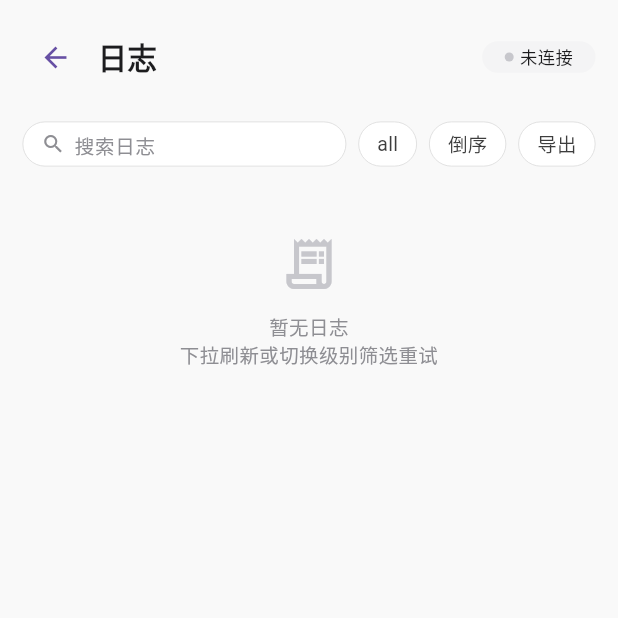
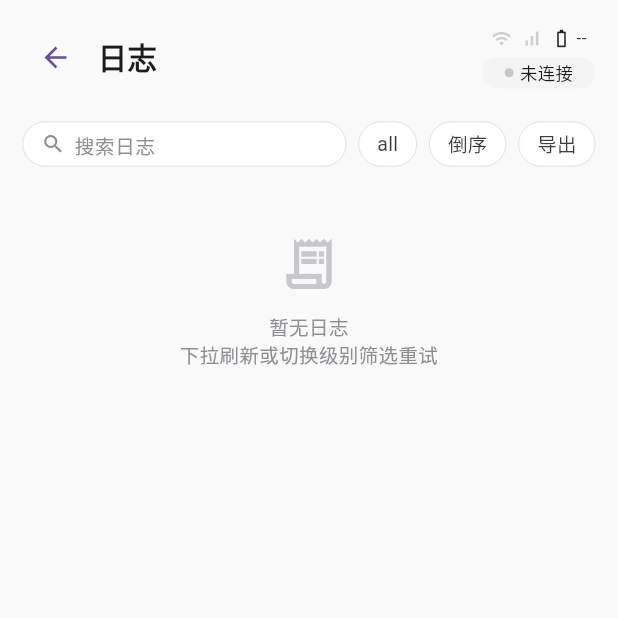
Before and after one commit to al96169/wo-bot-app, a Flutter app: the LogsPage screen opened directly, on a phone screen of 412 x 824 dp, the top half of it. Run offline on Flutter 3.47's test engine with Material 3 defaults, Android fonts, the phone set to English and light mode, and no system bars; our stand-ins replace app_links, flutter_riverpod, multicast_dns, shared_preferences; missing offline and left inert: flutter_webrtc; accounts and stored records are empty.

Commit message:
feat(status-bar): 状态栏增加 Wifi/蜂窝/电量图标（对齐 Pixso 5:1137）

```diff
--- a/lib/shared/widgets/feature_status_bar.dart
+++ b/lib/shared/widgets/feature_status_bar.dart
@@ -1,13 +1,14 @@
 import 'package:flutter/material.dart';
 import 'package:flutter_riverpod/flutter_riverpod.dart';
 import '../../../core/network/connection_manager.dart';
+import '../../../core/network/robot_data_store.dart';
+import '../models/robot_data.dart';
 
 /// 功能页状态栏 — 匹配 Pixso 状态栏组件 (5:1137, 428×76)
 ///
-/// 结构：返回按钮(44) + 标题区(机器人名 + 页面名) + (可选)右侧图标 + 连接状态胶囊
-/// 机器人名称与连接状态由 ConnectionManager 驱动，自动显示：
-/// - 已连接：主标题为机器人名，副标题为页面名，右侧绿色"已连接"胶囊
-/// - 未连接：主标题为页面名，右侧灰色"未连接"胶囊
+/// 结构：返回按钮(44) + 标题区(机器人名 + 页面名) + 右侧图标组 + 连接状态胶囊
+/// - 机器人名称与连接状态由 ConnectionManager 驱动
+/// - Wifi / 蜂窝 / 电量图标由 RobotDataStore 驱动（对齐 Pixso 5:1137 容器 35）
 class FeatureStatusBar extends ConsumerWidget {
   final String title;
   final VoidCallback? onBack;
@@ -30,6 +31,10 @@ class FeatureStatusBar extends ConsumerWidget {
         : manager.currentDevice?.name;
     final showSubtitle =
         robotName != null && robotName.isNotEmpty && robotName != title;
+
+    // 系统状态（电量/WiFi — 对齐 Pixso 5:1137）
+    ref.watch(robotDataProvider);
+    final system = ref.read(robotDataProvider.notifier).system;
 
     return SizedBox(
       height: 76,
@@ -89,12 +94,71 @@ class FeatureStatusBar extends ConsumerWidget {
             ),
             // 右侧操作区
             if (actions != null) ...actions!,
-            // 连接状态指示（真实连接状态）
-            const _ConnectionStatus(),
+            const SizedBox(width: 8),
+            // 右侧：Wifi/蜂窝/电量 + 连接状态胶囊（Pixso 5:1137 容器 35）
+            Column(
+              mainAxisSize: MainAxisSize.min,
+              children: [
+                _DeviceStatusIcons(system: system),
+                const SizedBox(height: 4),
+                const _ConnectionStatus(),
+              ],
+            ),
           ],
         ),
       ),
     );
+  }
+}
+
+/// 设备状态图标组 — Wifi / 蜂窝 / 电量，对齐 Pixso 5:1137 容器 2 (5:1124)
+/// - Wifi：有 SSID/信号时高亮，否则灰显
+/// - 蜂窝：真机为 WiFi 机器人暂无数据源，灰显占位（保留设计位置）
+/// - 电量：电池图标 + 百分比（充电时显示充电图标）
+class _DeviceStatusIcons extends StatelessWidget {
+  final SystemStatusData system;
+  const _DeviceStatusIcons({required this.system});
+
+  @override
+  Widget build(BuildContext context) {
+    final hasWifi = (system.wifiSSID?.isNotEmpty ?? false) || system.wifiSignal > 0;
+    final wifiColor = hasWifi
+        ? const Color(0xFF232222)
+        : const Color(0x33232222);
+    const cellularColor = Color(0x33232222); // 无蜂窝数据源，灰显占位
+    final level = system.batteryLevel;
+    final hasBattery = level > 0;
+    final batteryIcon = system.batteryCharging
+        ? Icons.battery_charging_full
+        : _batteryIcon(level);
+
+    return Row(
+      mainAxisSize: MainAxisSize.min,
+      children: [
+        Icon(Icons.wifi, size: 14, color: wifiColor),
+        const SizedBox(width: 6),
+        const Icon(Icons.signal_cellular_alt, size: 14, color: cellularColor),
+        const SizedBox(width: 6),
+        Icon(batteryIcon, size: 14, color: const Color(0xFF232222)),
+        const SizedBox(width: 3),
+        Text(
+          hasBattery ? '${level.round()}%' : '--',
+          style: const TextStyle(fontSize: 11.6, color: Color(0xFF3D3D3D)),
+        ),
+      ],
+    );
+  }
+
+  /// 电量分段图标（对齐系统电池图标惯例）
+  IconData _batteryIcon(double level) {
+    if (level >= 90) return Icons.battery_full;
+    if (level >= 80) return Icons.battery_6_bar;
+    if (level >= 65) return Icons.battery_5_bar;
+    if (level >= 50) return Icons.battery_4_bar;
+    if (level >= 35) return Icons.battery_3_bar;
+    if (level >= 20) return Icons.battery_2_bar;
+    if (level >= 10) return Icons.battery_1_bar;
+    return Icons.battery_0_bar;
   }
 }
 
```
Also changed, not shown: 1 other file.
